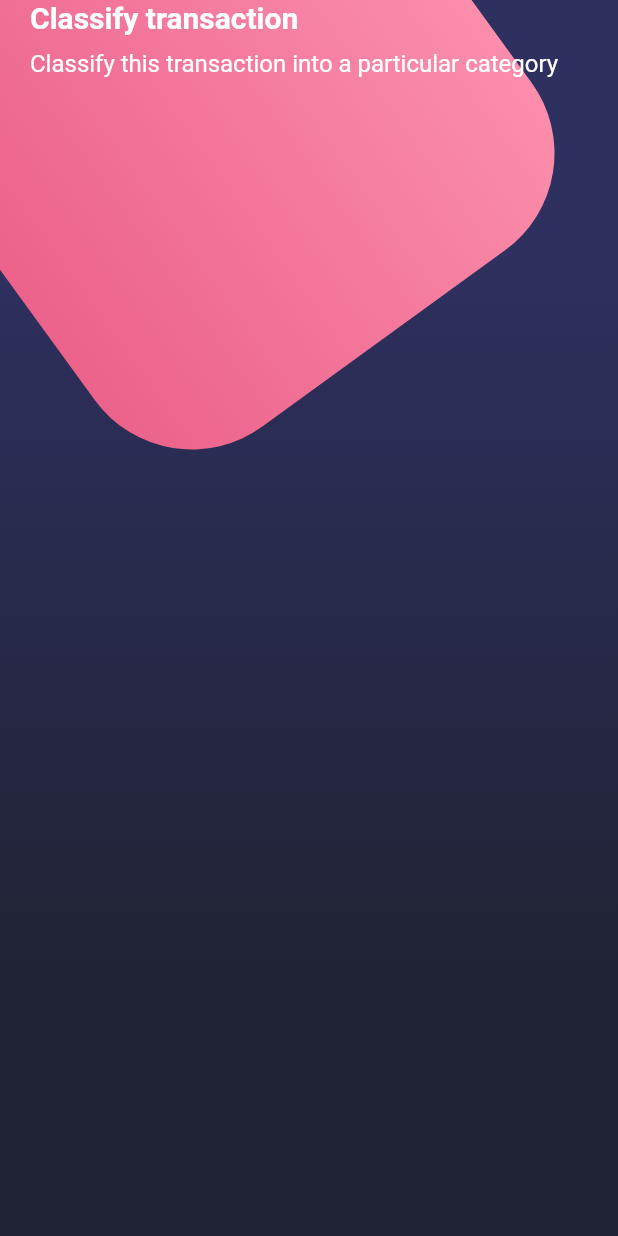
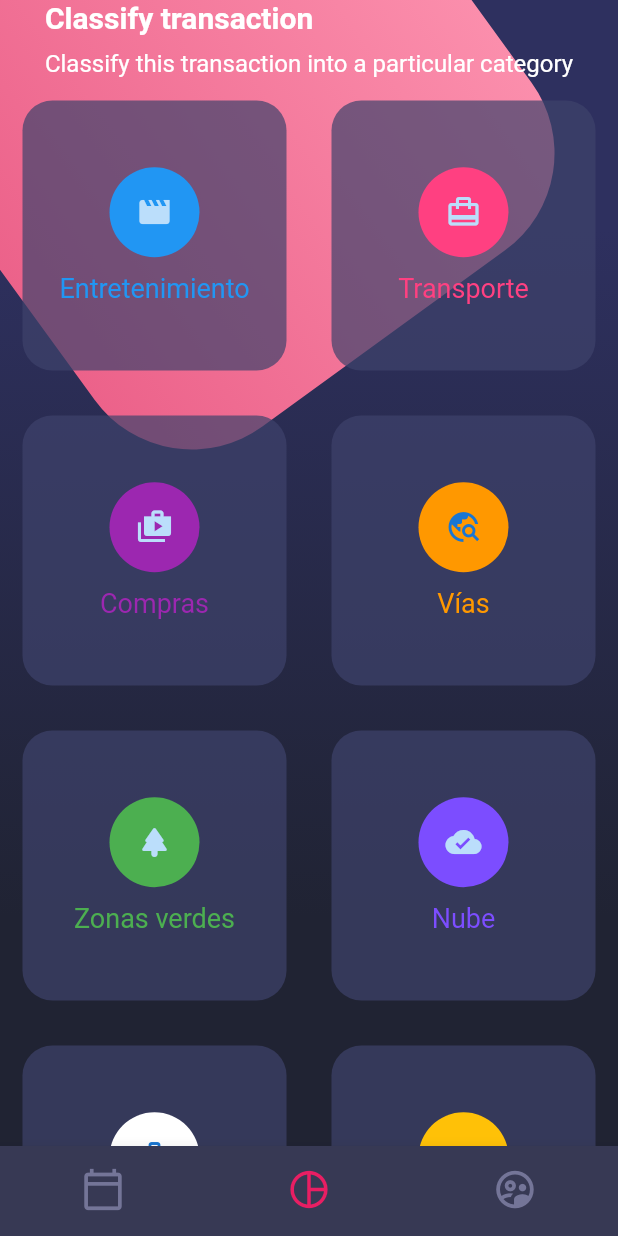
Before and after one commit to LuissMontoya/DesignsFlutter, a Flutter app: the screen it shows after launch, on a phone screen of 412 x 824 dp. Run offline on Flutter 3.47's test engine with Material 2 defaults, Android fonts, the phone set to English and light mode, and no system bars.

Commit message:
BottomNavigationBar

```diff
--- a/lib/screens/home_screen.dart
+++ b/lib/screens/home_screen.dart
@@ -1,7 +1,9 @@
 import 'package:flutter/material.dart';
 
 import 'package:design/widgets/Page_title.dart';
+import 'package:design/widgets/cuestom_bottom_navigation.dart';
 import 'package:design/widgets/background.dart';
+import 'package:design/widgets/card_table.dart';
 
 class HomeScreen extends StatelessWidget {
   @override
@@ -14,8 +16,12 @@ class HomeScreen extends StatelessWidget {
 
           // Home Body
           _HomeBody()
+
+          //boton
         ],
-    ));
+      ),
+      bottomNavigationBar: CustomBottomNavigation(),
+    );
   }
 }
 
@@ -26,7 +32,10 @@ class _HomeBody extends StatelessWidget {
       child: Column(
         children: [
           // Titulos
-          PageTitle()
+          PageTitle(),
+
+          // Car Table
+          CardTable(),
         ],
       ),
     );
--- /dev/null
+++ b/lib/widgets/card_table.dart
@@ -0,0 +1,100 @@
+import 'package:flutter/material.dart';
+
+class CardTable extends StatelessWidget {
+  @override
+  Widget build(BuildContext context) {
+    return Table(
+      children: [
+        TableRow(
+          children: [
+            _SigleCard(
+                color: Colors.blue,
+                icon: Icons.movie_creation,
+                text: 'Entretenimiento'),
+            _SigleCard(
+                color: Colors.pinkAccent,
+                icon: Icons.card_travel,
+                text: 'Transporte'),
+          ],
+        ),
+
+        //
+        TableRow(
+          children: [
+            _SigleCard(
+                color: Colors.purple, icon: Icons.shop_2, text: 'Compras'),
+            _SigleCard(
+                color: Colors.orange, icon: Icons.travel_explore, text: 'Vías'),
+          ],
+        ),
+
+        //
+        TableRow(
+          children: [
+            _SigleCard(
+                color: Colors.green,
+                icon: Icons.park_rounded,
+                text: 'Zonas verdes'),
+            _SigleCard(
+                color: Colors.deepPurpleAccent,
+                icon: Icons.cloud_done,
+                text: 'Nube'),
+          ],
+        ),
+
+        //
+        TableRow(
+          children: [
+            _SigleCard(
+                color: Colors.white, icon: Icons.work_history, text: 'Trabajo'),
+            _SigleCard(
+                color: Colors.amber,
+                icon: Icons.home_max_outlined,
+                text: 'Casa'),
+          ],
+        ),
+      ],
+    );
+  }
+}
+
+class _SigleCard extends StatelessWidget {
+  final IconData icon;
+  final Color color;
+  final String text;
+
+  const _SigleCard(
+      {Key? key, required this.icon, required this.color, required this.text})
+      : super(key: key);
+
+  @override
+  Widget build(BuildContext context) {
+    return Container(
+      margin: EdgeInsets.all(15),
+      height: 180,
+      decoration: BoxDecoration(
+        color: Color.fromRGBO(62, 66, 107, 0.7),
+        borderRadius: BorderRadius.circular(20),
+      ),
+      child: Column(
+        mainAxisAlignment: MainAxisAlignment.center,
+        children: [
+          CircleAvatar(
+            backgroundColor: this.color,
+            child: Icon(
+              this.icon,
+            ),
+            radius: 30,
+          ),
+          SizedBox(
+            height: 10,
+          ),
+          Text(
+            this.text,
+            style: TextStyle(color: this.color, fontSize: 18),
+          )
+        ],
+      ),
+    );
+  }
+}
--- /dev/null
+++ b/lib/widgets/cuestom_bottom_navigation.dart
@@ -0,0 +1,38 @@
+import 'package:flutter/material.dart';
+
+class CustomBottomNavigation extends StatelessWidget {
+  @override
+  Widget build(BuildContext context) {
+    return BottomNavigationBar(
+      showSelectedLabels: false,
+      showUnselectedLabels: false,
+      selectedItemColor: Colors.pink,
+      backgroundColor: Color.fromRGBO(55, 57, 84, 1),
+      unselectedItemColor: Color.fromRGBO(116, 117, 152, 1),
+      currentIndex: 1,
+      items: [
+        BottomNavigationBarItem(
+          icon: Icon(
+            Icons.calendar_today_outlined,
+            size: 30,
+          ),
+          label: 'Calendario',
+        ),
+        BottomNavigationBarItem(
+          icon: Icon(
+            Icons.pie_chart_outline_outlined,
+            size: 30,
+          ),
+          label: 'Gráfica',
+        ),
+        BottomNavigationBarItem(
+          icon: Icon(
+            Icons.supervised_user_circle_outlined,
+            size: 30,
+          ),
+          label: 'Usuarios',
+        ),
+      ],
+    );
+  }
+}
```
Also changed, not shown: pubspec.lock, 2 other files. Lines whose indentation alone changed are shown as unchanged.
